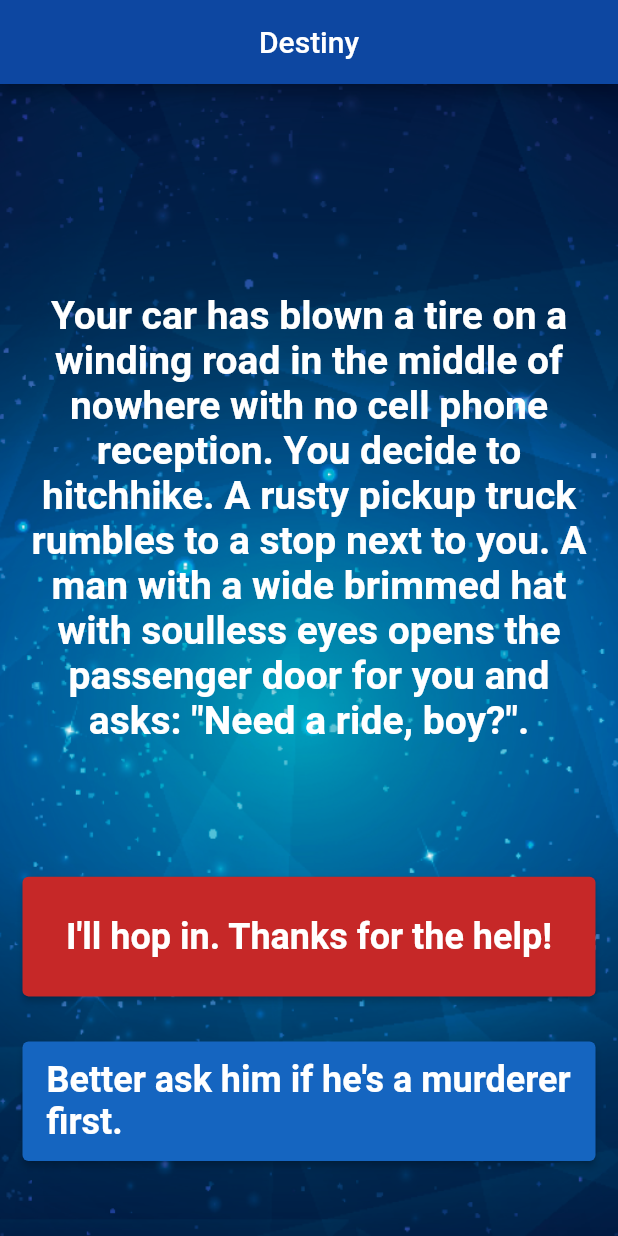
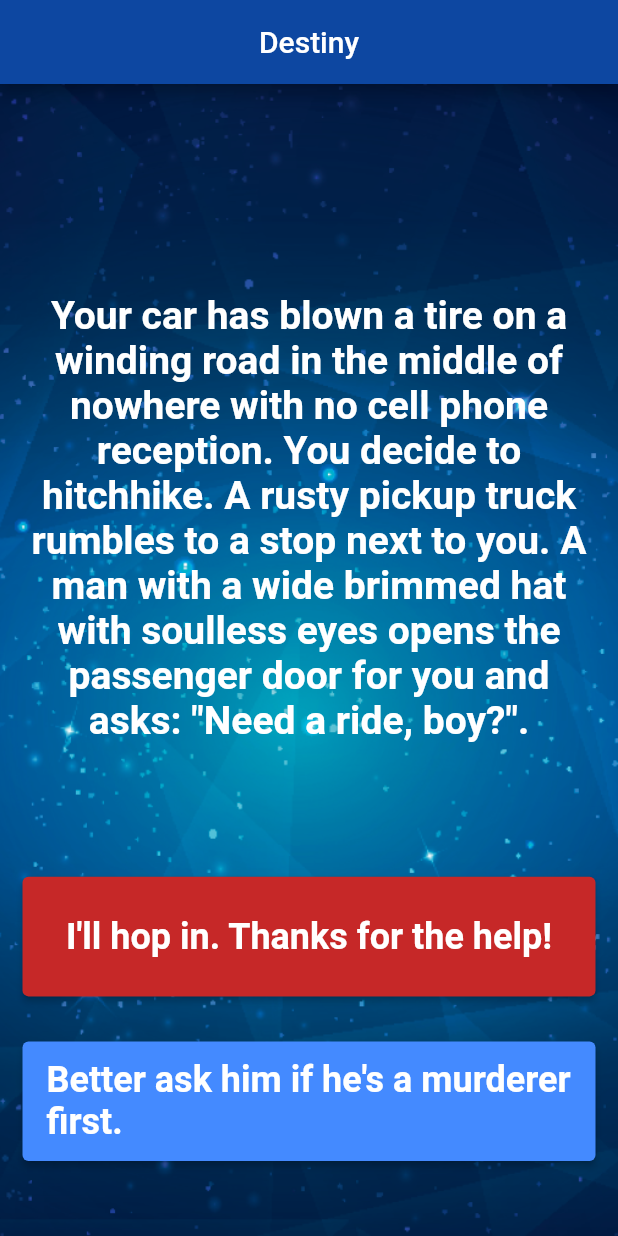
Before and after one commit to fahadkhan8989/destiny, a Flutter app: the screen it shows after launch, on a phone screen of 412 x 824 dp. Run offline on Flutter 3.47's test engine with Material 2 defaults, Android fonts, the phone set to English and light mode, and no system bars.

Commit message:
color changed

```diff
--- a/lib/main.dart
+++ b/lib/main.dart
@@ -49,7 +49,6 @@ class _MyHomePageState extends State<MyHomePage> {
         padding: EdgeInsets.symmetric(vertical: 50, horizontal: 15),
         constraints: BoxConstraints.expand(),
         child: Column(
-          // mainAxisAlignment: MainAxisAlignment.center,
           crossAxisAlignment: CrossAxisAlignment.stretch,
           children: [
             Expanded(
@@ -94,7 +93,7 @@ class _MyHomePageState extends State<MyHomePage> {
                 visible: storyBrain.buttonVisibility(),
                 child: ElevatedButton(
                   style: ElevatedButton.styleFrom(
-                    primary: Colors.blue[800],
+                    primary: Colors.blueAccent,
                     textStyle: TextStyle(
                         fontSize: 24,
                         fontWeight: FontWeight.bold,
```
